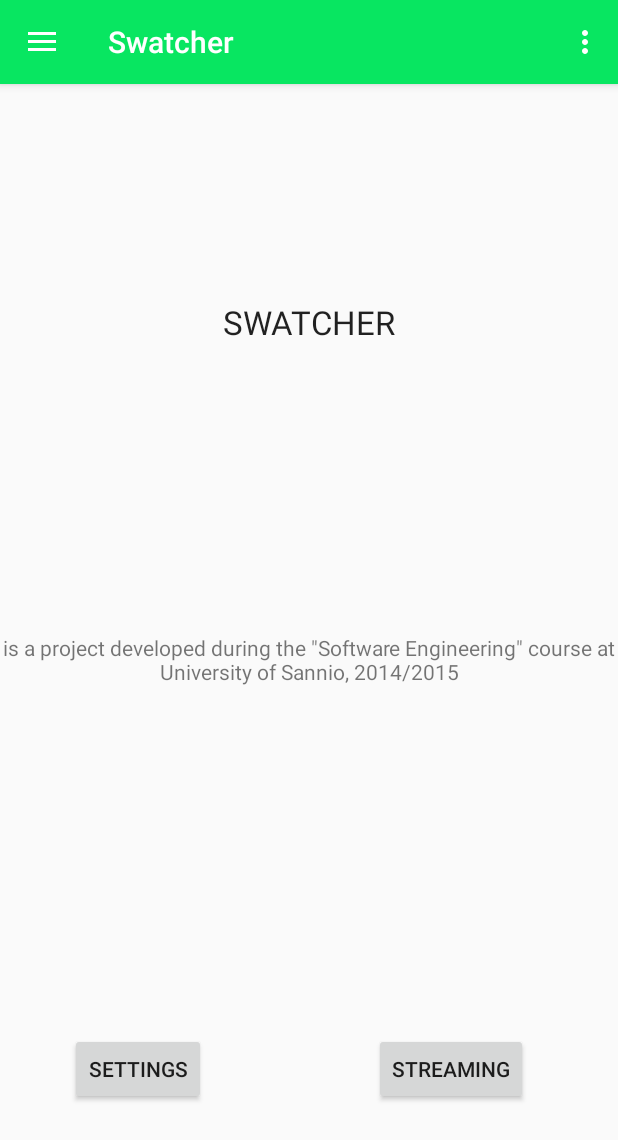
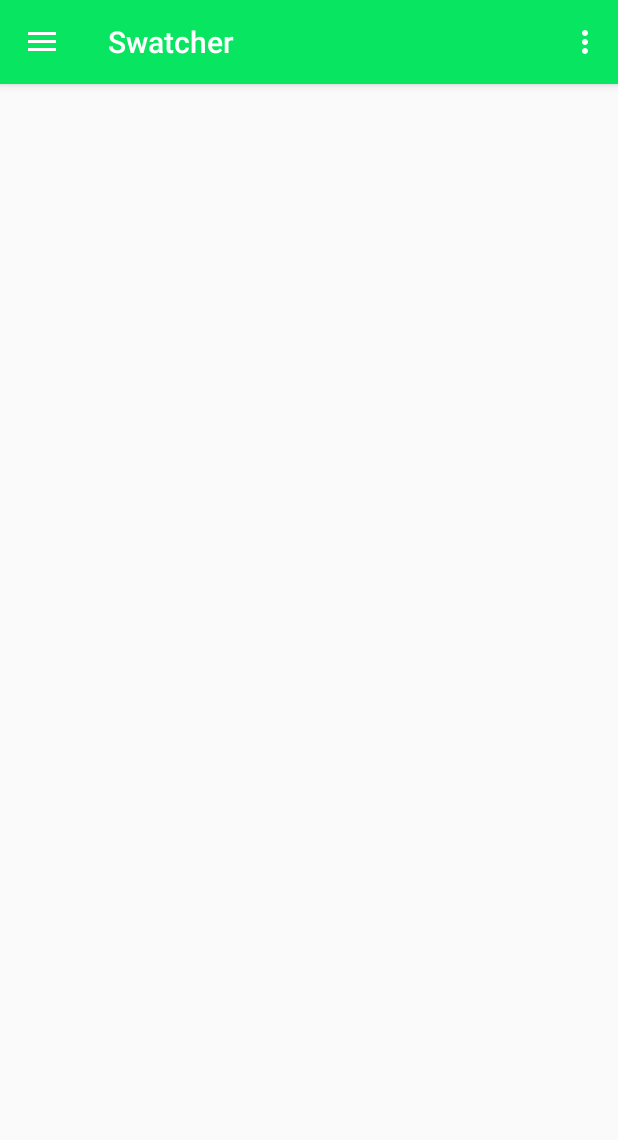
Before and after one commit to EnricoEmanuele/Swatcher, an Android app: the fragment AboutFragment placed in its activity, on a phone screen of 412 x 824 dp. Shown: the top 1140 px of the screen. Run offline under Robolectric (Android 15) with nearby library versions, the phone set to English and light mode, and no system bars; 1 statement that could not run was skipped.

Commit message:
Change about fragment

```diff
--- a/app/src/main/java/sweng/swatcher/fragment/AboutFragment.java
+++ b/app/src/main/java/sweng/swatcher/fragment/AboutFragment.java
@@ -7,9 +7,11 @@ import android.support.v4.app.Fragment;
 import android.view.LayoutInflater;
 import android.view.View;
 import android.view.ViewGroup;
-import android.widget.Button;
 
 import sweng.swatcher.R;
+
+
+
 
 
 /**
@@ -31,10 +33,6 @@ public class AboutFragment extends Fragment {
     private String mParam2;
 
     private OnFragmentInteractionListener mListener;
-
-
-    private Button settings;
-    private Button streaming;
 
     public AboutFragment() {
         // Required empty public constructor
@@ -72,6 +70,7 @@ public class AboutFragment extends Fragment {
                              Bundle savedInstanceState) {
         // Inflate the layout for this fragment
         View view = inflater.inflate(R.layout.fragment_about, container, false);
+
         handleAbout(view);
         return view;
     }
@@ -117,8 +116,10 @@ public class AboutFragment extends Fragment {
 
     private void handleAbout(View view){
 
+
     }
 
 
 
+
 }
--- a/app/src/main/res/layout/fragment_about.xml
+++ b/app/src/main/res/layout/fragment_about.xml
@@ -10,46 +10,6 @@
         android:layout_width="match_parent"
         android:layout_height="match_parent">
 
-        <TextView
-            android:layout_width="match_parent"
-            android:layout_height="match_parent"
-            android:text="is a project developed during the &quot;Software Engineering&quot; course at University of Sannio, 2014/2015"
-            android:gravity="center_horizontal|fill_vertical"
-            android:id="@+id/textView6" />
-
-        <TextView
-            android:layout_width="wrap_content"
-            android:layout_height="wrap_content"
-            android:textAppearance="?android:attr/textAppearanceLarge"
-            android:text="SWATCHER"
-            android:id="@+id/textView5"
-            android:layout_alignParentTop="true"
-            android:layout_centerHorizontal="true"
-            android:layout_marginTop="144dp" />
-
-        <Button
-            android:text="Streaming"
-            android:layout_width="wrap_content"
-            android:layout_height="wrap_content"
-            android:layout_alignTop="@+id/button_settings"
-            android:layout_alignParentRight="true"
-            android:layout_alignParentEnd="true"
-            android:layout_marginRight="60dp"
-            android:layout_marginEnd="60dp"
-            android:id="@+id/button_streaming" />
-
-        <Button
-            android:text="Settings"
-            android:layout_width="wrap_content"
-            android:layout_height="wrap_content"
-            android:layout_marginRight="11dp"
-            android:layout_marginEnd="11dp"
-            android:layout_marginBottom="87dp"
-            android:id="@+id/button_settings"
-            android:layout_alignParentBottom="true"
-            android:layout_toLeftOf="@+id/textView5"
-            android:layout_toStartOf="@+id/textView5" />
-
 
     </RelativeLayout>
 
```
